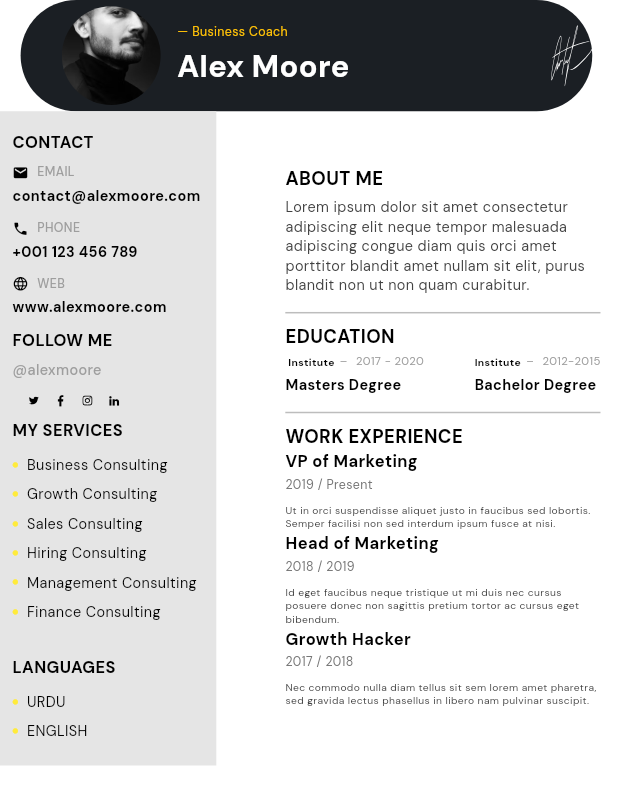
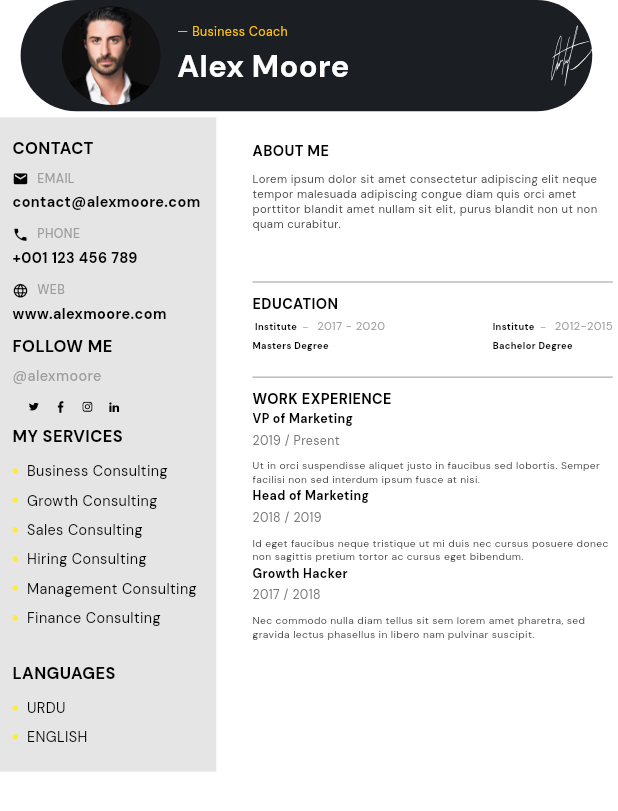
Before and after one commit to Kashannn/Resume_Builder_App, a Flutter app: the Template15 screen opened directly, on a phone screen of 412 x 824 dp. Shown: the top 811 px of the screen. Run offline on Flutter 3.47's test engine with Material 3 defaults, Android fonts, the phone set to English and light mode, and no system bars; our stand-ins replace flutter_screenutil, flutter_svg, font_awesome_flutter, get, google_fonts, image_picker and 3 more; accounts and stored records are empty; project files that could hold a hidden picture were left out.

Commit message:
templates adjustment

```diff
--- a/lib/Templates/template15.dart
+++ b/lib/Templates/template15.dart
@@ -127,7 +127,7 @@ class _Template15State extends State<Template15> {
                                 backgroundImage: _profileImage != null
                                     ? FileImage(_profileImage!)
                                     : AssetImage(
-                                    AppImages.profilePicture)
+                                    AppImages.profilePicture15)
                                 as ImageProvider,
                                 radius: 40.h,
                               ),
@@ -173,6 +173,7 @@ class _Template15State extends State<Template15> {
                   ],
                 ),
               ),
+              SizedBox(height: 5.h),
               Row(
                 mainAxisAlignment: MainAxisAlignment.spaceBetween,
                 children: [
@@ -358,37 +359,38 @@ class _Template15State extends State<Template15> {
                     ),
                   ),
                   Container(
-                    width: 330.w,
+                    width: 350.w,
                     //height: 660.h,
                     padding:
-                        EdgeInsets.symmetric(vertical: 16.h, horizontal: 12.w),
+                        EdgeInsets.only(bottom: 70),
                     color: Colors
                         .transparent, // Adjust the color or make it transparent
                     child: Column(
                       crossAxisAlignment: CrossAxisAlignment.start,
+                      mainAxisAlignment: MainAxisAlignment.start,
                       children: [
                         // About Me Section
                         Text(
                           "ABOUT ME",
                           style: GoogleFonts.dmSans(
                             fontWeight: FontWeight.w700,
-                            fontSize: 18.sp,
+                            fontSize: 14.sp,
                             color: Colors.black,
                           ),
                         ),
-                        SizedBox(height: 5.h),
+                        SizedBox(height: 10.h),
                         GestureDetector(
                           onTap: ()=> _editAbout(context),
                           child: Text(
                             about,
                             style: GoogleFonts.dmSans(
                               fontWeight: FontWeight.w400,
-                              fontSize: 14.sp,
+                              fontSize: 11.sp,
                               color: Colors.grey[800],
                             ),
                           ),
                         ),
-                        SizedBox(height: 5.h),
+                        SizedBox(height: 30.h),
                         Divider(color: Colors.grey[400]),
 
                         // Education Section
@@ -396,7 +398,7 @@ class _Template15State extends State<Template15> {
                           "EDUCATION",
                           style: GoogleFonts.dmSans(
                             fontWeight: FontWeight.w700,
-                            fontSize: 18.sp,
+                            fontSize: 14.sp,
                             color: Colors.black,
                           ),
                         ),
@@ -415,7 +417,7 @@ class _Template15State extends State<Template15> {
                             ),
                         ],
                       ),
-                      SizedBox(height: 5.h),
+                      SizedBox(height: 11.h),
                         Divider(color: Colors.grey[400]),
 
 
@@ -424,7 +426,7 @@ class _Template15State extends State<Template15> {
                           "WORK EXPERIENCE",
                           style: GoogleFonts.dmSans(
                             fontWeight: FontWeight.w700,
-                            fontSize: 18.sp,
+                            fontSize: 14.sp,
                             color: Colors.black,
                           ),
                         ),
@@ -511,7 +513,7 @@ class _Template15State extends State<Template15> {
               institution,
               style: GoogleFonts.dmSans(
                 fontWeight: FontWeight.w700,
-                fontSize: 10.sp,
+                fontSize: 9.sp,
                 color: Colors.black,
               ),
             ),
@@ -520,7 +522,7 @@ class _Template15State extends State<Template15> {
               "–",
               style: GoogleFonts.dmSans(
                 fontWeight: FontWeight.w400,
-                fontSize: 11.sp,
+                fontSize: 9.sp,
                 color: Colors.grey,
               ),
             ),
@@ -540,7 +542,7 @@ class _Template15State extends State<Template15> {
           degree,
           style: GoogleFonts.dmSans(
             fontWeight: FontWeight.w700,
-            fontSize: 14.sp,
+            fontSize: 9.sp,
             color: Colors.black,
           ),
         ),
@@ -560,7 +562,7 @@ class _Template15State extends State<Template15> {
           companyName,
           style: GoogleFonts.dmSans(
             fontWeight: FontWeight.w700,
-            fontSize: 16.sp,
+            fontSize: 12.sp,
             color: Colors.black,
           ),
         ),
--- a/lib/utils/constant/app_images_constant.dart
+++ b/lib/utils/constant/app_images_constant.dart
@@ -10,6 +10,9 @@ class AppImages extends AssetImage {
   static const String profilePicture19 = '$_assetsPath/19.png';
   static const String profilePicture18 = '$_assetsPath/18.png';
   static const String profilePicture17 = '$_assetsPath/17.png';
+  static const String profilePicture16 = '$_assetsPath/16.png';
+  static const String profilePicture15 = '$_assetsPath/15.png';
+
 
   static const String Template8ProfilePhoto = '$_assetsPath/Template8ProfilePhoto.png';
   static const String template1 = '$_assetsPath/template1.png';
```
Also changed, not shown: lib/Templates/template16.dart (+22 -6 lines), assets/Images/15.png (added), assets/Images/16.png (added).
